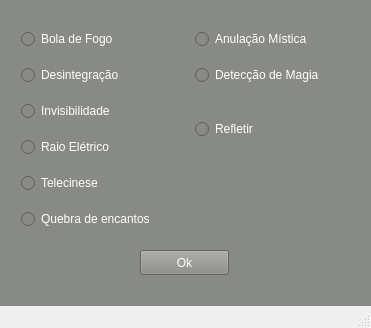
Qt form bookmage.ui (miguelsrrobo/Tagmar) before a commit.
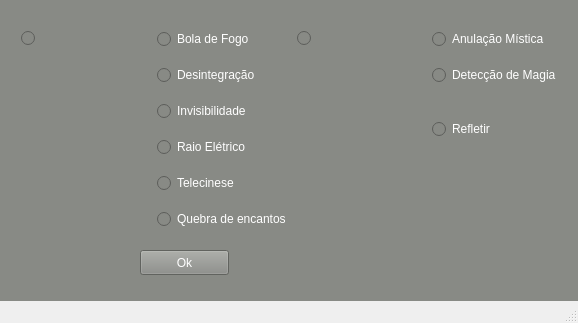
The same form after that commit. Icons and pictures are not drawn.

```diff
--- a/bookmage.ui
+++ b/bookmage.ui
@@ -6,8 +6,8 @@
    <rect>
     <x>0</x>
     <y>0</y>
-    <width>371</width>
-    <height>328</height>
+    <width>578</width>
+    <height>323</height>
    </rect>
   </property>
   <property name="windowTitle">
@@ -39,71 +39,85 @@
      <rect>
       <x>21</x>
       <y>19</y>
-      <width>341</width>
+      <width>543</width>
       <height>221</height>
      </rect>
     </property>
     <layout class="QGridLayout" name="gridLayout">
-     <item row="0" column="0">
+     <item row="2" column="1">
+      <widget class="QRadioButton" name="Invisibilidade">
+       <property name="text">
+        <string>Invisibilidade</string>
+       </property>
+      </widget>
+     </item>
+     <item row="0" column="1">
       <widget class="QRadioButton" name="BolaFogo">
        <property name="text">
         <string>Bola de Fogo</string>
        </property>
       </widget>
      </item>
-     <item row="0" column="1">
+     <item row="0" column="3">
       <widget class="QRadioButton" name="AnulacaoMistica">
        <property name="text">
         <string>Anulação Mística</string>
        </property>
       </widget>
      </item>
-     <item row="1" column="0">
+     <item row="1" column="1">
       <widget class="QRadioButton" name="Desintegracao">
        <property name="text">
         <string>Desintegração</string>
        </property>
       </widget>
      </item>
-     <item row="1" column="1">
+     <item row="5" column="1">
+      <widget class="QRadioButton" name="QuebraEncantos">
+       <property name="text">
+        <string>Quebra de encantos</string>
+       </property>
+      </widget>
+     </item>
+     <item row="3" column="1">
+      <widget class="QRadioButton" name="RaioEletrico">
+       <property name="text">
+        <string>Raio Elétrico</string>
+       </property>
+      </widget>
+     </item>
+     <item row="1" column="3">
       <widget class="QRadioButton" name="DeteccaoMagia">
        <property name="text">
         <string>Detecção de Magia </string>
        </property>
       </widget>
      </item>
-     <item row="2" column="0">
-      <widget class="QRadioButton" name="Invisibilidade">
-       <property name="text">
-        <string>Invisibilidade</string>
-       </property>
-      </widget>
-     </item>
-     <item row="2" column="1" rowspan="2">
+     <item row="2" column="3" rowspan="2">
       <widget class="QRadioButton" name="Refletir">
        <property name="text">
         <string>Refletir</string>
        </property>
       </widget>
      </item>
-     <item row="3" column="0">
-      <widget class="QRadioButton" name="RaioEletrico">
-       <property name="text">
-        <string>Raio Elétrico</string>
-       </property>
-      </widget>
-     </item>
-     <item row="4" column="0">
+     <item row="4" column="1">
       <widget class="QRadioButton" name="Telecinese">
        <property name="text">
         <string>Telecinese</string>
        </property>
       </widget>
      </item>
-     <item row="5" column="0">
-      <widget class="QRadioButton" name="QuebraEncantos">
+     <item row="0" column="0">
+      <widget class="QRadioButton" name="bola">
        <property name="text">
-        <string>Quebra de encantos</string>
+        <string/>
+       </property>
+      </widget>
+     </item>
+     <item row="0" column="2">
+      <widget class="QRadioButton" name="radioButton_2">
+       <property name="text">
+        <string/>
        </property>
       </widget>
      </item>
```
Left out of the diff: 4 changed lines with no effect on the pictures.
